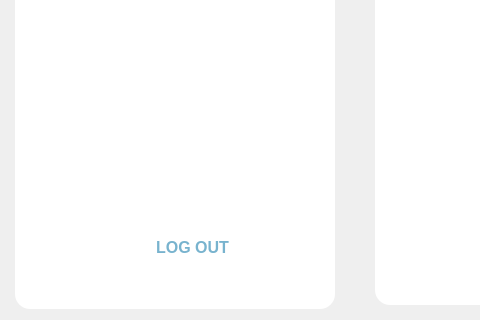
Old version of the form Frontend/Home.ui in the repository rmmln/Petmate-Desktop-Application; both pictures show x 0 to 480 and y 400 to 720 of the 1280 by 720 pixel window.
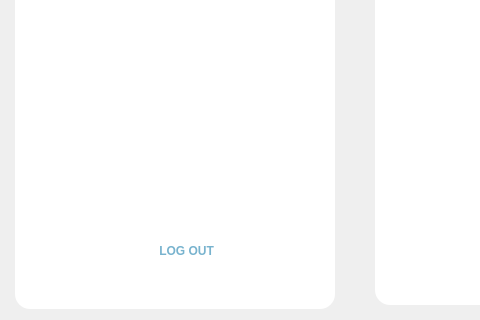
New version of the form. Icons and pictures are not drawn.

Diff of the .ui file:
```diff
--- a/Frontend/Home.ui
+++ b/Frontend/Home.ui
@@ -479,82 +479,45 @@
          </property>
         </spacer>
        </item>
-       <item alignment="Qt::AlignHCenter">
-        <widget class="QFrame" name="logoutBtn">
-         <property name="sizePolicy">
-          <sizepolicy hsizetype="Expanding" vsizetype="Expanding">
-           <horstretch>0</horstretch>
-           <verstretch>0</verstretch>
-          </sizepolicy>
-         </property>
+       <item alignment="Qt::AlignHCenter|Qt::AlignVCenter">
+        <widget class="QToolButton" name="toolButton">
          <property name="minimumSize">
           <size>
            <width>240</width>
-           <height>42</height>
-          </size>
-         </property>
-         <property name="maximumSize">
-          <size>
-           <width>240</width>
-           <height>42</height>
+           <height>0</height>
           </size>
          </property>
          <property name="styleSheet">
-          <string notr="true">QFrame{
-	border-radius: 15px;
-}
-
-QFrame:hover{
-	background-color: rgb(255, 241, 206);
-}</string>
-         </property>
-         <property name="frameShape">
-          <enum>QFrame::NoFrame</enum>
-         </property>
-         <layout class="QHBoxLayout" name="horizontalLayout">
-          <item>
-           <widget class="QLabel" name="label_6">
-            <property name="minimumSize">
-             <size>
-              <width>30</width>
-              <height>30</height>
-             </size>
-            </property>
-            <property name="maximumSize">
-             <size>
-              <width>30</width>
-              <height>30</height>
-             </size>
-            </property>
-            <property name="text">
-             <string/>
-            </property>
-            <property name="pixmap">
-             <pixmap resource="resource.qrc">:/Icons/Icons/logOutIcon.png</pixmap>
-            </property>
-            <property name="scaledContents">
-             <bool>true</bool>
-            </property>
-           </widget>
-          </item>
-          <item alignment="Qt::AlignHCenter">
-           <widget class="QPushButton" name="pushButton_5">
-            <property name="styleSheet">
-             <string notr="true">QPushButton{
+          <string notr="true">QToolButton{
 	border:none;
 	background-color:transparent;
-	font-size:16px;
+	font: 87 12pt &quot;Montserrat Black&quot;;
 	font-weight:bold;
 	color:#78B3CE;
-	
+	border-radius:15px;
+	padding:10;
+}
+QToolButton:hover{
+	background-color: rgb(255, 241, 206);
+
 }</string>
-            </property>
-            <property name="text">
-             <string>LOG OUT</string>
-            </property>
-           </widget>
-          </item>
-         </layout>
+         </property>
+         <property name="text">
+          <string notr="true">       LOG OUT</string>
+         </property>
+         <property name="icon">
+          <iconset resource="resource.qrc">
+           <normaloff>:/Icons/Icons/logOutIcon.png</normaloff>:/Icons/Icons/logOutIcon.png</iconset>
+         </property>
+         <property name="iconSize">
+          <size>
+           <width>30</width>
+           <height>30</height>
+          </size>
+         </property>
+         <property name="toolButtonStyle">
+          <enum>Qt::ToolButtonTextBesideIcon</enum>
+         </property>
         </widget>
        </item>
       </layout>
```
Left out of the diff: 6 changed lines with no effect on the pictures.
